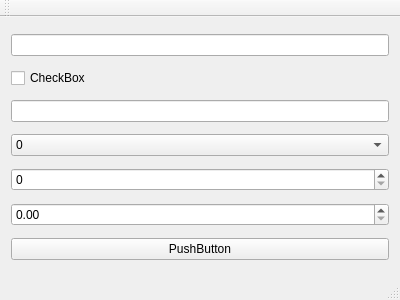
First picture: the form in mainwindow.ui, repository wayneliu0512/test_mvc, before the edit.
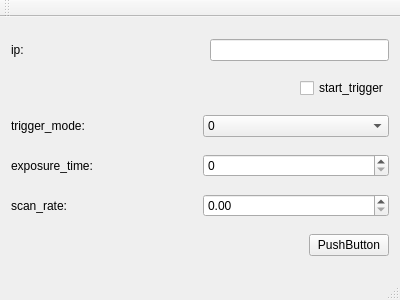
Second picture: the form after the edit.

Patch:
```diff
--- a/mainwindow.ui
+++ b/mainwindow.ui
@@ -16,17 +16,64 @@
   <widget class="QWidget" name="centralWidget">
    <layout class="QVBoxLayout" name="verticalLayout">
     <item>
+     <layout class="QHBoxLayout" name="horizontalLayout">
+      <item>
+       <widget class="QLabel" name="label">
+        <property name="text">
+         <string>ip:</string>
+        </property>
+       </widget>
+      </item>
+      <item>
+       <spacer name="horizontalSpacer">
+        <property name="orientation">
+         <enum>Qt::Horizontal</enum>
+        </property>
+        <property name="sizeHint" stdset="0">
+         <size>
+          <width>40</width>
+          <height>20</height>
+         </size>
+        </property>
+       </spacer>
+      </item>
+      <item>
      <widget class="QLineEdit" name="ip"/>
     </item>
+     </layout>
+    </item>
+    <item>
+     <layout class="QHBoxLayout" name="horizontalLayout_6">
+      <item>
+       <spacer name="horizontalSpacer_3">
+        <property name="orientation">
+         <enum>Qt::Horizontal</enum>
+        </property>
+        <property name="sizeHint" stdset="0">
+         <size>
+          <width>40</width>
+          <height>20</height>
+         </size>
+        </property>
+       </spacer>
+      </item>
     <item>
      <widget class="QCheckBox" name="is_external_start_trigger">
       <property name="text">
-       <string>CheckBox</string>
+         <string>start_trigger</string>
       </property>
      </widget>
     </item>
+     </layout>
+    </item>
     <item>
-     <widget class="QLineEdit" name="lineEdit_3"/>
+     <layout class="QHBoxLayout" name="horizontalLayout_2">
+      <item>
+       <widget class="QLabel" name="label_4">
+        <property name="text">
+         <string>trigger_mode:</string>
+        </property>
+       </widget>
     </item>
     <item>
      <widget class="QComboBox" name="trigger_mode">
@@ -47,6 +94,17 @@
       </item>
      </widget>
     </item>
+     </layout>
+    </item>
+    <item>
+     <layout class="QHBoxLayout" name="horizontalLayout_3">
+      <item>
+       <widget class="QLabel" name="label_5">
+        <property name="text">
+         <string>exposure_time:</string>
+        </property>
+       </widget>
+      </item>
     <item>
      <widget class="QSpinBox" name="exposure_time">
       <property name="maximum">
@@ -54,6 +112,17 @@
       </property>
      </widget>
     </item>
+     </layout>
+    </item>
+    <item>
+     <layout class="QHBoxLayout" name="horizontalLayout_4">
+      <item>
+       <widget class="QLabel" name="label_6">
+        <property name="text">
+         <string>scan_rate:</string>
+        </property>
+       </widget>
+      </item>
     <item>
      <widget class="QDoubleSpinBox" name="scan_rate">
       <property name="maximum">
@@ -61,6 +130,23 @@
       </property>
      </widget>
     </item>
+     </layout>
+    </item>
+    <item>
+     <layout class="QHBoxLayout" name="horizontalLayout_5">
+      <item>
+       <spacer name="horizontalSpacer_2">
+        <property name="orientation">
+         <enum>Qt::Horizontal</enum>
+        </property>
+        <property name="sizeHint" stdset="0">
+         <size>
+          <width>40</width>
+          <height>20</height>
+         </size>
+        </property>
+       </spacer>
+      </item>
     <item>
      <widget class="QPushButton" name="pushButton">
       <property name="text">
@@ -69,6 +155,8 @@
      </widget>
     </item>
    </layout>
+    </item>
+   </layout>
   </widget>
   <widget class="QMenuBar" name="menuBar">
    <property name="geometry">
```
Left out of the diff: 2 changed lines with no effect on the pictures. Lines whose indentation alone changed are shown as unchanged.
